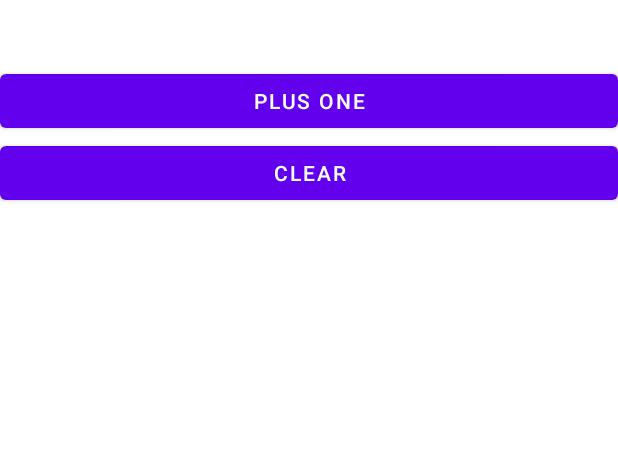
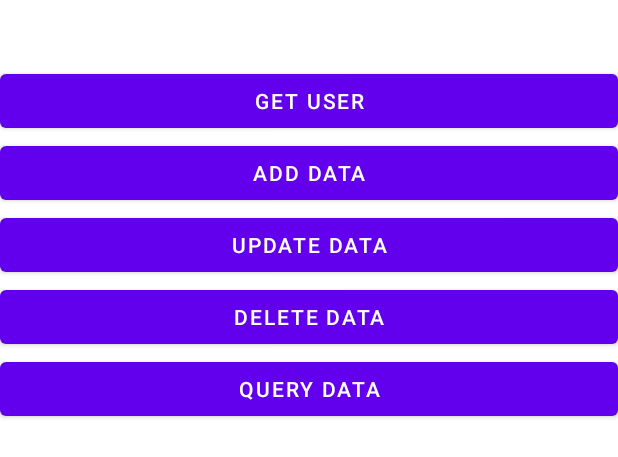
Before and after one commit to QminCode/Jetpack-demo, an Android app: the layout activity_main.xml on its own in the app's theme, with its tools: preview values and no code run, on a phone screen of 412 x 824 dp. Shown: the top 457 px of the screen. Run offline under Robolectric (Android 15) with nearby library versions, the phone set to English and light mode, and no system bars.

Commit message:
Jetpeck的学习代码

```diff
--- a/app/src/main/java/com/yzy/kotlintest/MainViewModel.kt
+++ b/app/src/main/java/com/yzy/kotlintest/MainViewModel.kt
@@ -11,6 +11,7 @@ import androidx.lifecycle.ViewModel
  * @version:
  */
 class MainViewModel(countReserved: Int) : ViewModel() {
+
     private val _counter = MutableLiveData<Int>()
     val counter: LiveData<Int>
         get() = _counter //在counter的get方法中返回_counter变量
--- a/app/src/main/java/com/yzy/kotlintest/MainViewModelFactory.kt
+++ b/app/src/main/java/com/yzy/kotlintest/MainViewModelFactory.kt
@@ -14,4 +14,5 @@ class MainViewModelFactory(private val countReserved: Int) : ViewModelProvider.F
         //创建了MainViewModel 的实例
         return MainViewModel(countReserved) as T
     }
+
 }
--- a/app/src/main/res/layout/activity_main.xml
+++ b/app/src/main/res/layout/activity_main.xml
@@ -9,16 +9,46 @@
         android:layout_height="wrap_content"
         android:layout_gravity="center_horizontal"
         android:textSize="32sp"/>
+<!--    <Button-->
+<!--        android:id="@+id/plusOneBtn"-->
+<!--        android:layout_width="match_parent"-->
+<!--        android:layout_height="wrap_content"-->
+<!--        android:layout_gravity="center_horizontal"-->
+<!--        android:text="Plus One"/>-->
+<!--    <Button-->
+<!--        android:id="@+id/clearBtn"-->
+<!--        android:layout_width="match_parent"-->
+<!--        android:layout_height="wrap_content"-->
+<!--        android:layout_gravity="center_horizontal"-->
+<!--        android:text="Clear"/>-->
     <Button
-        android:id="@+id/plusOneBtn"
+        android:id="@+id/getUserBtn"
         android:layout_width="match_parent"
         android:layout_height="wrap_content"
         android:layout_gravity="center_horizontal"
-        android:text="Plus One"/>
+        android:text="Get User"/>
     <Button
-        android:id="@+id/clearBtn"
+        android:id="@+id/addDataBtn"
         android:layout_width="match_parent"
         android:layout_height="wrap_content"
         android:layout_gravity="center_horizontal"
-        android:text="Clear"/>
+        android:text="Add Data"/>
+    <Button
+        android:id="@+id/updateDataBtn"
+        android:layout_width="match_parent"
+        android:layout_height="wrap_content"
+        android:layout_gravity="center_horizontal"
+        android:text="Update Data"/>
+    <Button
+        android:id="@+id/deleteDataBtn"
+        android:layout_width="match_parent"
+        android:layout_height="wrap_content"
+        android:layout_gravity="center_horizontal"
+        android:text="Delete Data"/>
+    <Button
+        android:id="@+id/queryDataBtn"
+        android:layout_width="match_parent"
+        android:layout_height="wrap_content"
+        android:layout_gravity="center_horizontal"
+        android:text="Query Data"/>
 </LinearLayout>
```
Also changed, not shown: app/build.gradle (+7 -0 lines), app/src/main/java/com/yzy/kotlintest/AppDatabase.kt (added, +34 -0 lines), app/src/main/java/com/yzy/kotlintest/MainActivity.kt (+35 -4 lines), app/src/main/java/com/yzy/kotlintest/SMViewModel.kt (added, +22 -0 lines), app/src/main/java/com/yzy/kotlintest/SimpleWorker.kt (added, +19 -0 lines), app/src/main/java/com/yzy/kotlintest/Student.kt (added, +9 -0 lines), app/src/main/java/com/yzy/kotlintest/User.kt (added, +16 -0 lines), app/src/main/java/com/yzy/kotlintest/UserDao.kt (added, +31 -0 lines).
